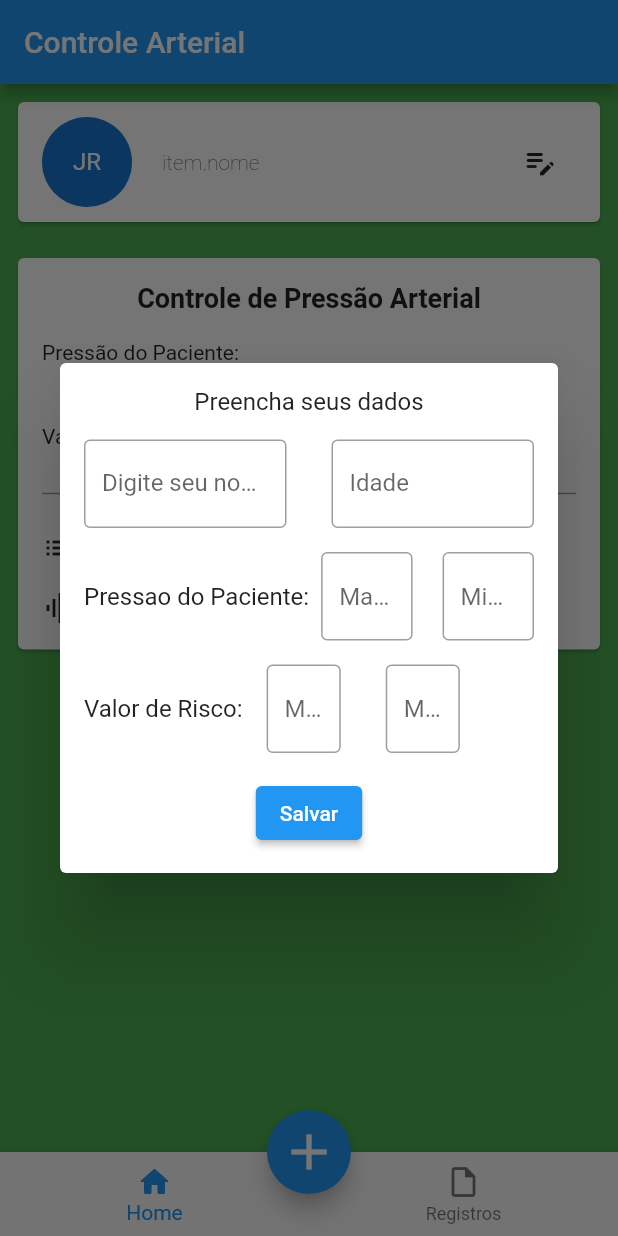
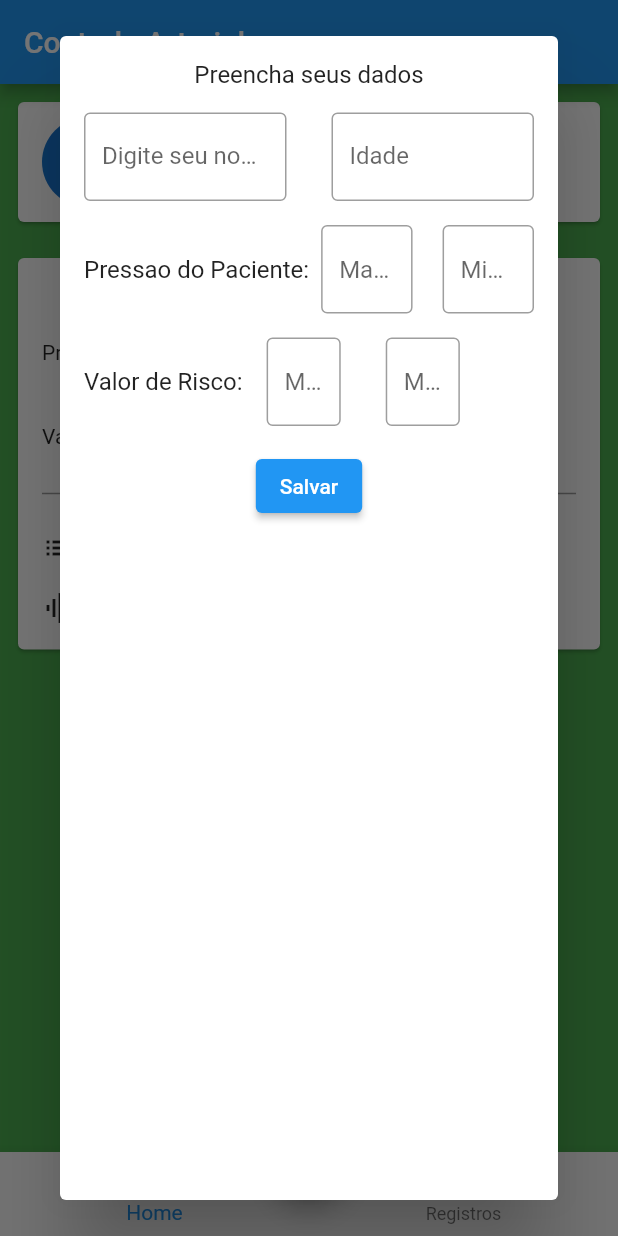
Before and after one commit to JuniorFonseca08/Monitor-Arterial, a Flutter app: the screen it shows after launch, after a tap on the "edit note" icon, on a phone screen of 412 x 824 dp. Run offline on Flutter 3.47's test engine with Material 2 defaults, Android fonts, the phone set to English and light mode, and no system bars; our stand-ins replace shared_preferences.

Commit message:
store, provider, entity (quase ok)

```diff
--- a/lib/entities/afazer_entity.dart
+++ b/lib/entities/afazer_entity.dart
@@ -23,7 +23,6 @@ class AfazerEntity {
     this.pressaoMin,
   });
 
-
   Map<String, dynamic> toJson() {
     return {
       'uuid': uuid,
@@ -38,7 +37,6 @@ class AfazerEntity {
       'pressaoMin': pressaoMin,
     };
   }
-
 
   factory AfazerEntity.fromJson(Map<String, dynamic> json) {
     return AfazerEntity(
@@ -55,24 +53,11 @@ class AfazerEntity {
     );
   }
 
-
   static List<Map<String, dynamic>> toJsonList(List<AfazerEntity> items) {
     return items.map((item) => item.toJson()).toList();
   }
 
-
-//static List<AfazerEntity> fromJsonList(List<dynamic>? json) {
-//if (json != null && json is List<Map<String, dynamic>>) {
-//  return json.map((item) => AfazerEntity.fromJson(item)).toList();
-//}
-//return [];
-//}
-
-static List<AfazerEntity> fromJsonList(List<Map<String, dynamic>> jsonList) {
-  return jsonList.map((item) => AfazerEntity.fromJson(item)).toList();
+  static List<AfazerEntity> fromJsonList(List<dynamic> json) {
+    return json.map((item) => AfazerEntity.fromJson(item)).toList();
   }
-
- //static List<AfazerEntity> fromJsonList(List<dynamic>? json) {
- //  return json?.map((item) => AfazerEntity.fronJson(item)).toList() ?? [];
- //}
 }
--- a/lib/paginas/home/abas/afazeres_tab.dart
+++ b/lib/paginas/home/abas/afazeres_tab.dart
@@ -1,4 +1,3 @@
-import 'package:controle_pressao_arterial/entities/afazer_entity.dart';
 import 'package:controle_pressao_arterial/providers/afazer_provider.dart';
 import 'package:flutter/material.dart';
 import 'package:provider/provider.dart';
@@ -15,16 +14,11 @@ class AfazeresTab extends StatefulWidget {
 
 class _AfazeresTabState extends State<AfazeresTab> {
   late AfazerProvider store;
-  late AfazerEntity item;
-
-  @override
-  void initState() {
-    super.initState();
-    store = AfazerProvider();
-  }
 
   @override
   Widget build(BuildContext context) {
+    store = Provider.of<AfazerProvider>(context);
+
     return Container(
       padding: const EdgeInsets.all(8),
       color: Colors.green,
@@ -40,7 +34,16 @@ class _AfazeresTabState extends State<AfazeresTab> {
                 ),
                 const EspacamentoComponente(size: 20, isHorizontal: true),
                 Column(crossAxisAlignment: CrossAxisAlignment.start, children: [
-                  Text('item.nome',
+                  Text(
+                      store.listaAfazeres.isNotEmpty
+                          ? store.listaAfazeres[0].nome
+                          : '',
+                      style: const TextStyle(
+                          fontSize: 18, fontWeight: FontWeight.w700)),
+                  Text(
+                      store.listaAfazeres.isNotEmpty
+                          ? store.listaAfazeres[0].idade.toString()
+                          : '',
                       style: const TextStyle(
                           fontSize: 14, fontWeight: FontWeight.w200)),
                 ]),
@@ -56,36 +59,51 @@ class _AfazeresTabState extends State<AfazeresTab> {
           ),
         ),
         const EspacamentoComponente(),
-        const Card(
+        Card(
           child: Padding(
-            padding: EdgeInsets.symmetric(horizontal: 16, vertical: 16),
+            padding: const EdgeInsets.symmetric(horizontal: 16, vertical: 16),
             child: Column(children: [
-              Text('Controle de Pressão Arterial',
+              const Text('Controle de Pressão Arterial',
                   style: TextStyle(fontSize: 18, fontWeight: FontWeight.bold)),
-              EspacamentoComponente(),
+              const EspacamentoComponente(),
               Row(
                 children: [
                   const Text('Pressão do Paciente: '),
                   const EspacamentoComponente(size: 20, isHorizontal: true),
-                  //Text(item.pressaoPacienteMax.toString()),
+                  Text(store.listaAfazeres.isNotEmpty
+                      ? store.listaAfazeres[0].pressaoPacienteMax.toString()
+                      : ''),
+                  const EspacamentoComponente(size: 20, isHorizontal: true),
+                  Text(store.listaAfazeres.isNotEmpty
+                      ? store.listaAfazeres[0].pressaoPacienteMin.toString()
+                      : ''),
+                  const EspacamentoComponente(size: 20, isHorizontal: true),
                 ],
               ),
-              EspacamentoComponente(),
+              const EspacamentoComponente(),
               Row(
                 children: [
-                  Text('Valor de Risco: '),
-                  EspacamentoComponente(size: 60, isHorizontal: true),
+                  const Text('Valor de Risco: '),
+                  const EspacamentoComponente(size: 20, isHorizontal: true),
+                  Text(store.listaAfazeres.isNotEmpty
+                      ? store.listaAfazeres[0].pressaoRiscoMax.toString()
+                      : ''),
+                  const EspacamentoComponente(size: 20, isHorizontal: true),
+                  Text(store.listaAfazeres.isNotEmpty
+                      ? store.listaAfazeres[0].pressaoRiscoMin.toString()
+                      : ''),
+                  const EspacamentoComponente(size: 60, isHorizontal: true),
                 ],
               ),
-              Divider(color: Colors.grey, thickness: 1),
-              EspacamentoComponente(),
-              Row(children: [
+              const Divider(color: Colors.grey, thickness: 1),
+              const EspacamentoComponente(),
+              const Row(children: [
                 Icon(Icons.list),
                 SizedBox(width: 8),
                 Text('Total de aferições: '),
               ]),
-              EspacamentoComponente(),
-              Row(children: [
+              const EspacamentoComponente(),
+              const Row(children: [
                 Icon(Icons.graphic_eq),
                 SizedBox(width: 8),
                 Text('Picos: '),
--- a/lib/paginas/home/componentes/configuracao_widget.dart
+++ b/lib/paginas/home/componentes/configuracao_widget.dart
@@ -19,22 +19,22 @@ class ConfiguracaoWidget extends StatefulWidget {
 class _ConfiguracaoWidgetState extends State<ConfiguracaoWidget> {
   final _formKey = GlobalKey<FormState>();
   final _nome = TextEditingController();
- //final idade = TextEditingController();
- //final _pressaoPacienteMax = TextEditingController();
- //final _pressaoPacienteMin = TextEditingController();
- //final _riscoMax = TextEditingController();
- //final _riscoMin = TextEditingController();
+  final _idade = TextEditingController();
+  final _pressaoPacienteMax = TextEditingController();
+  final _pressaoPacienteMin = TextEditingController();
+  final _riscoMax = TextEditingController();
+  final _riscoMin = TextEditingController();
 
   void handleSubmit() {
     final item = AfazerEntity(
       uuid: const Uuid().v4(),
       nome: _nome.text,
-     //idade: int.parse(idade.text),
-     //data: DateTime.now(),
-     //pressaoPacienteMax: int.parse(_pressaoPacienteMax.text)?? 0,
-     //pressaoPacienteMin: int.parse(_pressaoPacienteMin.text)?? 0,
-     //pressaoRiscoMax: int.parse(_riscoMax.text)?? 0,
-     //pressaoRiscoMin: int.parse(_riscoMin.text)?? 0,
+      idade: int.parse(_idade.text),
+      data: DateTime.now(),
+      pressaoPacienteMax: int.parse(_pressaoPacienteMax.text),
+      pressaoPacienteMin: int.parse(_pressaoPacienteMin.text),
+      pressaoRiscoMax: int.parse(_riscoMax.text),
+      pressaoRiscoMin: int.parse(_riscoMin.text),
     );
     widget.callback(item);
     Navigator.pop(context);
@@ -43,8 +43,6 @@ class _ConfiguracaoWidgetState extends State<ConfiguracaoWidget> {
   @override
   void initState() {
     super.initState();
-    _nome.text = '';
-    _idade.text = '';
   }
 
   @override
@@ -77,7 +75,7 @@ class _ConfiguracaoWidgetState extends State<ConfiguracaoWidget> {
                 Expanded(
                   child: SizedBox(
                     child: TextField(
-                      controller: _nome,
+                      controller: _idade,
                       decoration: const InputDecoration(
                           border: OutlineInputBorder(),
                           labelText: 'Idade',
@@ -102,7 +100,7 @@ class _ConfiguracaoWidgetState extends State<ConfiguracaoWidget> {
                     //width: 50,
                     //height: 20,
                     child: TextField(
-                      controller: _nome,
+                      controller: _pressaoPacienteMax,
                       decoration: const InputDecoration(
                           border: OutlineInputBorder(),
                           //labelText: 'Idade',
@@ -119,7 +117,7 @@ class _ConfiguracaoWidgetState extends State<ConfiguracaoWidget> {
                 Flexible(
                   child: SizedBox(
                     child: TextField(
-                      controller: _nome,
+                      controller: _pressaoPacienteMin,
                       decoration: const InputDecoration(
                           border: OutlineInputBorder(),
                           //labelText: 'Idade',
@@ -142,7 +140,7 @@ class _ConfiguracaoWidgetState extends State<ConfiguracaoWidget> {
                 Flexible(
                   child: SizedBox(
                     child: TextField(
-                      controller: _nome,
+                      controller: _riscoMax,
                       decoration: const InputDecoration(
                           border: OutlineInputBorder(),
                           //labelText: 'Idade',
@@ -159,7 +157,7 @@ class _ConfiguracaoWidgetState extends State<ConfiguracaoWidget> {
                 Flexible(
                   child: SizedBox(
                     child: TextField(
-                      controller: _nome,
+                      controller: _riscoMin,
                       decoration: const InputDecoration(
                           border: OutlineInputBorder(),
                           //labelText: 'Idade',
--- a/lib/providers/afazer_provider.dart
+++ b/lib/providers/afazer_provider.dart
@@ -47,14 +47,13 @@ class AfazerProvider with ChangeNotifier {
   void modalConfiguracao(BuildContext context) {
     showDialog(
       context: context,
-      builder: (context) {
-        return SimpleDialog(
+      builder: (BuildContext context) {
+        return AlertDialog(
           contentPadding: const EdgeInsets.all(16),
-          children: [
-            ConfiguracaoWidget(callback: (item) {
-              listaAfazeres = [item, ...listaAfazeres];
-            })
-          ],
+          content: ConfiguracaoWidget(callback: (item) {
+            listaAfazeres = [item, ...listaAfazeres];
+            //notifyListeners();
+          }),
         );
       },
     );
--- /dev/null
+++ b/lib/providers/config_provider.dart
@@ -0,0 +1,12 @@
+import 'package:flutter/material.dart';
+
+class ConfigProvider with ChangeNotifier {
+  ThemeMode _tema = ThemeMode.dark;
+
+  ThemeMode get tema => _tema;
+
+  set tema(ThemeMode val) {
+    _tema = val;
+    notifyListeners();
+  }
+}
--- a/lib/providers/root_provider.dart
+++ b/lib/providers/root_provider.dart
@@ -1,3 +1,4 @@
+import 'package:controle_pressao_arterial/providers/config_provider.dart';
 import 'package:provider/provider.dart';
 import 'package:provider/single_child_widget.dart';
 
@@ -7,6 +8,7 @@ class RootProvider {
   static List<SingleChildWidget> providers() {
     return [
       ChangeNotifierProvider(create: (_) => AfazerProvider()),
+      ChangeNotifierProvider(create: (_) => ConfigProvider()),
     ];
   }
 }
```
Lines whose indentation alone changed are shown as unchanged.
